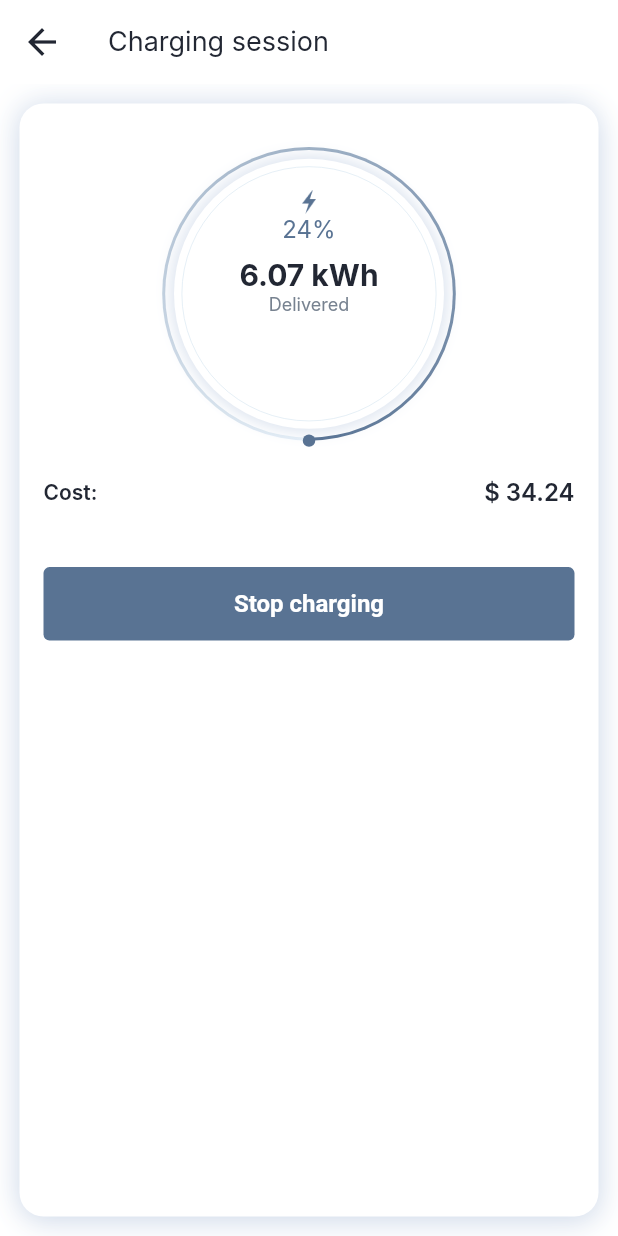
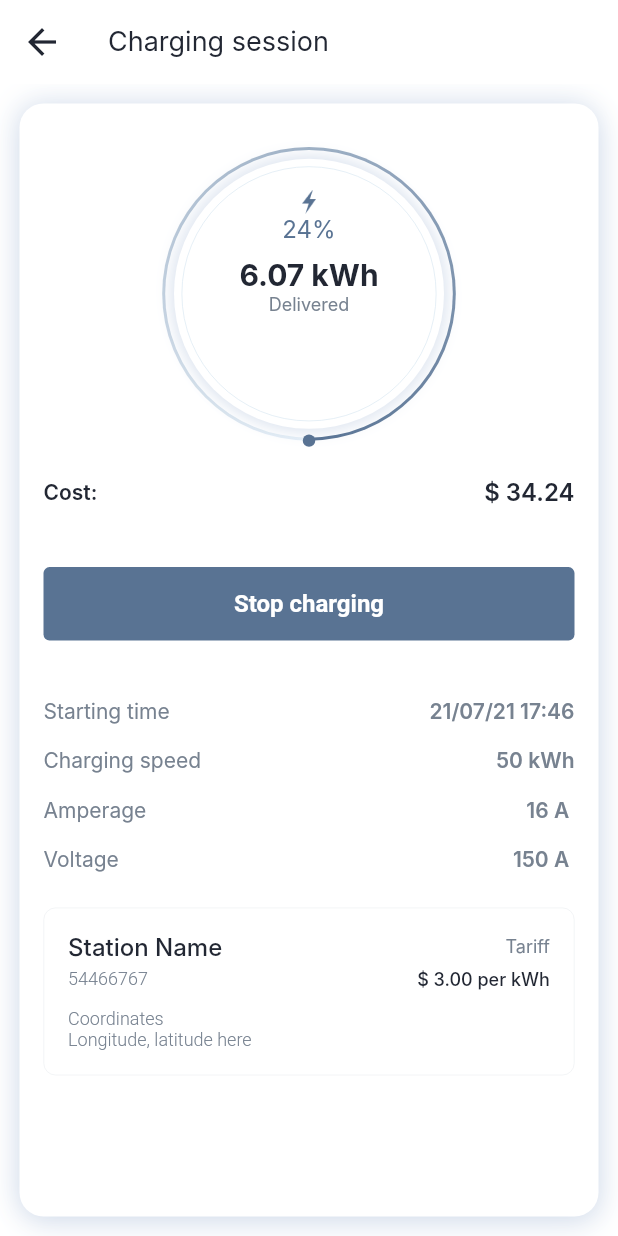
Before and after one commit to extrawest/ev_stations_map_showcase, a Flutter app: the ChargingScreen screen opened by its route, on a phone screen of 412 x 824 dp. Run offline on Flutter 3.47's test engine with Material 2 defaults, Android fonts, the light colour scheme and no system bars; our stand-ins replace bloc, easy_localization, equatable, flutter_bloc, flutter_secure_storage, flutter_svg and 5 more; missing offline and left inert: flutter_udid, google_maps_cluster_manager; accounts and stored records are empty; network calls fail; Roboto replaces fonts that are missing (Inter, Poppins); statements that could not run were skipped; project files that could hold a hidden picture were left out.

Commit message:
added charging info

```diff
--- a/lib/screens/chrging_screen.dart
+++ b/lib/screens/charging_screen.dart
@@ -1,3 +1,4 @@
+
 import 'package:flutter/material.dart';
 import 'package:volkhov_maps_app/theme/app_colors.dart';
 
@@ -62,7 +63,9 @@ class ChargingScreen extends StatelessWidget {
                 onTap: () {},
                 caption: 'Stop charging',
                 fontFamily: 'Poppins',
-              )
+              ),
+              const ChargingInfoWidget(),
+              StationInfoWidget(),
             ],
           ),
         ),
--- a/lib/screens/map_sreen.dart
+++ b/lib/screens/map_sreen.dart
@@ -325,7 +325,7 @@ void showStationInfoBottomSheet({
       ),
       context: context,
       builder: (builder) {
-        return StationInfoWidget(station: station);
+        return StationInfoBottomWidget(station: station);
       });
 }
 
--- a/lib/screens/screens.dart
+++ b/lib/screens/screens.dart
@@ -1,4 +1,4 @@
-export 'chrging_screen.dart';
+export 'charging_screen.dart';
 export 'home_screen.dart';
 export 'map_main_screen.dart';
 export 'map_sreen.dart';
--- a/lib/theme/theme.dart
+++ b/lib/theme/theme.dart
@@ -32,13 +32,6 @@ class TextStyles {
     fontStyle: FontStyle.normal,
     fontWeight: FontWeight.w400,
     color: AppColors.blackColor,
-  );
-
-  static const hintTextStyle = TextStyle(
-    fontSize: 16,
-    fontFamily: 'Inter',
-    fontStyle: FontStyle.normal,
-    fontWeight: FontWeight.w400,
   );
 
   static const textStyle = TextStyle(
--- a/lib/widgets/charged_state.dart
+++ b/lib/widgets/charged_state.dart
@@ -90,7 +90,7 @@ class ChargedState extends StatelessWidget {
                     ),
                     Text(
                       '24%',
-                      style: TextStyles.hintTextStyle.copyWith(
+                      style: TextStyles.textStyle.copyWith(
                           color: AppColors.activeBottomBarButton,
                           fontFamily: 'Inter'),
                     ),
--- /dev/null
+++ b/lib/widgets/charging_info_widget.dart
@@ -0,0 +1,93 @@
+import 'package:flutter/material.dart';
+
+import '../theme/themes.dart';
+
+class ChargingInfoWidget extends StatelessWidget {
+  const ChargingInfoWidget({
+    super.key,
+  });
+
+  @override
+  Widget build(BuildContext context) {
+    return Padding(
+      padding: const EdgeInsets.only(
+        top: 38,
+        bottom: 24,
+      ),
+      child: Column(
+        mainAxisAlignment: MainAxisAlignment.spaceBetween,
+        children: [
+          Row(
+            mainAxisAlignment: MainAxisAlignment.spaceBetween,
+            children: [
+              Text(
+                'Starting time',
+                style: TextStyles.textWalletStyle
+                    .copyWith(color: AppColors.greyTextColor),
+              ),
+              Text(
+                '21/07/21 17:46',
+                style: TextStyles.textWalletStyle.copyWith(
+                  fontWeight: FontWeight.w600,
+                  color: AppColors.greyTextColor,
+                ),
+              )
+            ],
+          ),
+          const SizedBox(height: 16),
+          Row(
+            mainAxisAlignment: MainAxisAlignment.spaceBetween,
+            children: [
+              Text(
+                'Charging speed',
+                style: TextStyles.textWalletStyle
+                    .copyWith(color: AppColors.greyTextColor),
+              ),
+              Text(
+                '50 kWh',
+                style: TextStyles.textWalletStyle.copyWith(
+                  fontWeight: FontWeight.w600,
+                  color: AppColors.greyTextColor,
+                ),
+              )
+            ],
+          ),
+          const SizedBox(height: 16),
+          Row(
+            mainAxisAlignment: MainAxisAlignment.spaceBetween,
+            children: [
+              Text(
+                'Amperage',
+                style: TextStyles.textWalletStyle.copyWith(
+                  color: AppColors.greyTextColor,
+                ),
+              ),
+              Text('16 A ',
+                  style: TextStyles.textWalletStyle.copyWith(
+                    fontWeight: FontWeight.w600,
+                    color: AppColors.greyTextColor,
+                  ))
+            ],
+          ),
+          const SizedBox(height: 16),
+          Row(
+            mainAxisAlignment: MainAxisAlignment.spaceBetween,
+            children: [
+              Text(
+                'Voltage',
+                style: TextStyles.textWalletStyle.copyWith(
+                  color: AppColors.greyTextColor,
+                ),
+              ),
+              Text('150 A ',
+                  style: TextStyles.textWalletStyle.copyWith(
+                    fontWeight: FontWeight.w600,
+                    color: AppColors.greyTextColor,
+                  ))
+            ],
+          ),
+        ],
+      ),
+    );
+  }
+}
--- a/lib/widgets/custom_text_field.dart
+++ b/lib/widgets/custom_text_field.dart
@@ -96,8 +96,7 @@ class CustomTextField extends StatelessWidget {
                     vertical: 11,
                   ),
               hintStyle: hintStyle ??
-                  TextStyles.hintTextStyle
-                      .copyWith(color: AppColors.greyTextColor),
+                  TextStyles.textStyle.copyWith(color: AppColors.greyTextColor),
               hintText: hint ?? '',
               // errorText: errorText,
             ),
--- a/lib/widgets/station_info_bottom_sheet.dart
+++ b/lib/widgets/station_info_bottom_sheet.dart
@@ -7,10 +7,10 @@ import '../models/models.dart';
 import '../theme/themes.dart';
 import 'widgets.dart';
 
-class StationInfoWidget extends StatelessWidget {
+class StationInfoBottomWidget extends StatelessWidget {
   final Place station;
 
-  const StationInfoWidget({
+  const StationInfoBottomWidget({
     Key? key,
     required this.station,
   }) : super(key: key);
--- /dev/null
+++ b/lib/widgets/station_info_widget.dart
@@ -0,0 +1,86 @@
+import 'package:flutter/material.dart';
+
+import '../theme/themes.dart';
+
+class StationInfoWidget extends StatelessWidget {
+  const StationInfoWidget({
+    super.key,
+  });
+
+  @override
+  Widget build(BuildContext context) {
+    return Container(
+      padding: const EdgeInsets.all(16),
+      decoration: BoxDecoration(
+        borderRadius: BorderRadius.circular(8),
+        border: Border.all(
+          color: AppColors.lightGrey,
+          width: 0.4,
+        ),
+      ),
+      child: Column(
+        children: [
+          Row(
+            mainAxisAlignment: MainAxisAlignment.spaceBetween,
+            children: [
+              Text('Station Name',
+                  style: TextStyles.textStyle.copyWith(
+                    fontWeight: FontWeight.w500,
+                  )),
+              Text('Tariff',
+                  style: TextStyles.smallTextStyle
+                      .copyWith(color: AppColors.greyTextColor))
+            ],
+          ),
+          const SizedBox(height: 5),
+          Row(
+            mainAxisAlignment: MainAxisAlignment.spaceBetween,
+            children: [
+              Text('54466767',
+                  style: TextStyles.textStyle.copyWith(
+                      fontFamily: 'Roboto',
+                      fontSize: 12,
+                      fontWeight: FontWeight.w300,
+                      color: AppColors.greyTextColor)),
+              Text(
+                '\$ 3.00 per kWh',
+                style: TextStyles.smallTextStyle.copyWith(
+                  fontSize: 12,
+                  fontWeight: FontWeight.w500,
+                  color: AppColors.blackColor,
+                ),
+              )
+            ],
+          ),
+          const SizedBox(height: 12),
+          Row(
+            mainAxisAlignment: MainAxisAlignment.spaceBetween,
+            children: [
+              Column(
+                crossAxisAlignment: CrossAxisAlignment.start,
+                children: [
+                  Text(
+                    'Coordinates',
+                    style: TextStyles.smallTextStyle.copyWith(
+                      fontFamily: 'Roboto',
+                      fontWeight: FontWeight.w300,
+                      color: AppColors.greyTextColor,
+                    ),
+                  ),
+                  Text(
+                    'Longitude, latitude here',
+                    style: TextStyles.smallTextStyle.copyWith(
+                      fontFamily: 'Roboto',
+                      fontWeight: FontWeight.w300,
+                      color: AppColors.greyTextColor,
+                    ),
+                  ),
+                ],
+              )
+            ],
+          ),
+        ],
+      ),
+    );
+  }
+}
--- a/lib/widgets/widgets.dart
+++ b/lib/widgets/widgets.dart
@@ -1,5 +1,6 @@
 export './bottom_tab_bar.dart';
 export './charged_state.dart';
+export './charging_info_widget.dart';
 export './coordinates_widget.dart';
 export './cost_widget.dart';
 export './custom_button.dart';
@@ -12,4 +13,5 @@ export './round_flash.dart';
 export './square_button.dart';
 export './station_info_bottom_sheet.dart';
 export './station_info_outlet_widget.dart';
+export './station_info_widget.dart';
 export './station_name_widget.dart';
```
